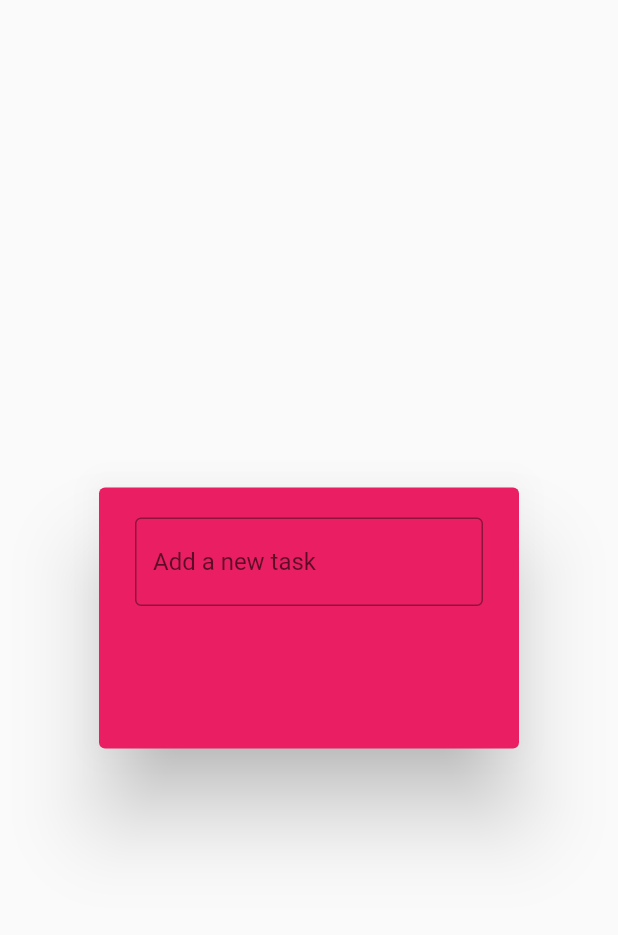
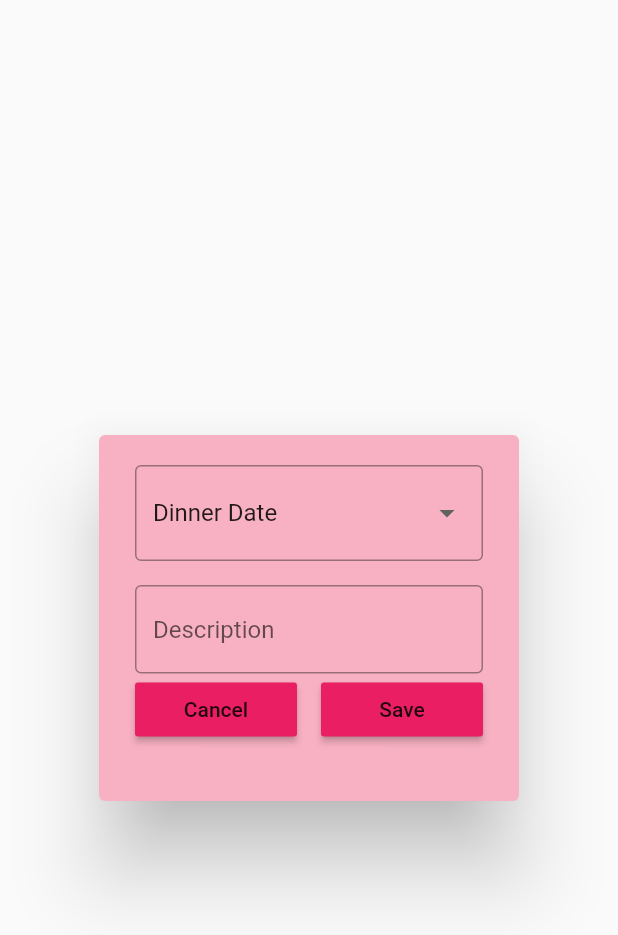
Before and after one commit to HazmiHazim/hash-heartstrings, a Flutter app: what dateActivityDialogBox() shows on an empty page, opened directly, on a phone screen of 412 x 824 dp. Shown: the top 935 px of the screen. Run offline on Flutter 3.47's test engine with Material 2 defaults, Android fonts, the phone set to English and light mode, and no system bars; our stand-ins replace eva_icons_flutter, hive, hive_flutter; accounts and stored records are empty.

Commit message:
Create New MVC Pattern

```diff
--- a/lib/DateGoal/date_activity_dialog_box.dart
+++ b/lib/DateGoal/date_activity_dialog_box.dart
@@ -1,27 +1,99 @@
 import 'package:flutter/material.dart';
+import 'package:hash_heartstring/DateGoal/date_button.dart';
+import 'package:hash_heartstring/DateGoal/date_goal_database.dart';
+import 'package:hive/hive.dart';
 
-class dateActivityDialogBox extends StatelessWidget {
+class dateActivityDialogBox extends StatefulWidget {
   const dateActivityDialogBox({super.key});
+
+  @override
+  State<dateActivityDialogBox> createState() => _dateActivityDialogBoxState();
+}
+
+class _dateActivityDialogBoxState extends State<dateActivityDialogBox> {
+
+  String dateType = 'Dinner';
+  final TextEditingController _descriptionDateController = TextEditingController();
+
+  //Reference to DateActivity Box
+  var dateActivity = Hive.box('DateActivity');
 
   @override
   Widget build(BuildContext context) {
     return AlertDialog(
-      backgroundColor: Colors.pink,
+      backgroundColor: const Color(0xFFF8B1C3),
       content: Container(
-        height: 130,
+        height: 200,
         child: Column(children: [
-          //Get Input from User
-          TextField(
-            decoration: InputDecoration(
-                border: OutlineInputBorder(),
-                hintText: "Add a new task",
+          //User Select Date Type
+          DropdownButtonFormField<String>(
+            value: dateType,
+            items: const [
+              DropdownMenuItem(
+                value: 'Dinner',
+                child: Text('Dinner Date'),
+              ),
+              DropdownMenuItem(
+                value: 'Movie',
+                child: Text('Movie Date'),
+              ),
+              DropdownMenuItem(
+                value: 'Picnic',
+                child: Text('Picnic Date'),
+              ),
+              DropdownMenuItem(
+                value: 'Sports',
+                child: Text('Sports Date'),
+              ),
+              DropdownMenuItem(
+                value: 'Sightseeing',
+                child: Text('Sightseeing Date'),
+              ),
+            ],
+            decoration: const InputDecoration(
+              border: OutlineInputBorder(),
+              hintText: "Select a Date Type",
+            ),
+            onChanged: (value) {
+              setState(() {
+                //_selectedType = value;
+              });
+            },
+          ),
+          //Get Description from User
+          const SizedBox(height: 16),
+           TextField(
+            controller: _descriptionDateController,
+            decoration: const InputDecoration(
+              border: OutlineInputBorder(),
+              hintText: "Description",
             ),
           ),
 
           //Save Button & Cancel Button
           Row(
             children: [
+              //Cancel Button
+              Expanded(
+                  child: DateButton(
+                      text: "Cancel",
+                      onPressed: () {
+                        Navigator.pop(context);
+                      }
+                  ),
+              ),
 
+              const SizedBox(width: 16),
+
+              //Save Button
+              Expanded(child: DateButton(
+                  text: "Save",
+                  onPressed: () {
+                    dateActivity.put('Description', _descriptionDateController.text);
+                    dateActivity.put('DateType', dateType);
+                  }
+              ),
+              ),
             ],
           )
         ],),
--- /dev/null
+++ b/lib/DateGoal/date_button.dart
@@ -0,0 +1,16 @@
+import 'package:flutter/material.dart';
+
+class DateButton extends StatelessWidget {
+  final String text;
+  VoidCallback onPressed;
+  DateButton({
+    super.key,
+    required this.text,
+    required this.onPressed,
+  });
+
+  @override
+  Widget build(BuildContext context) {
+    return MaterialButton(onPressed: onPressed, color: Colors.pink, child: Text(text),);
+  }
+}
--- a/pubspec.yaml
+++ b/pubspec.yaml
@@ -36,7 +36,10 @@ dependencies:
   cupertino_icons: ^1.0.2
   hive_flutter: ^1.1.0
   hive: ^2.2.3
-  easy_sidemenu: ^0.4.1
+  uuid: ^3.0.7
+  intl: ^0.18.0
+  flutter_datetime_picker: ^1.5.1
+  eva_icons_flutter: ^3.1.0
 
 dev_dependencies:
   flutter_test:
```
Also changed, not shown: lib/Controller/DateActivityController.dart (added, +34 -0 lines), lib/DateGoal/date_goal.dart (+41 -32 lines), lib/DateGoal/date_goal_database.dart (added, +21 -0 lines), lib/Model/DateActivityModel.dart (added, +35 -0 lines), lib/SideBarMenu/main_side_bar.dart (+14 -5 lines), lib/main.dart (+20 -6 lines), lib/Model/DateActivityModel.g.dart (added), pubspec.lock, 1 other file.
